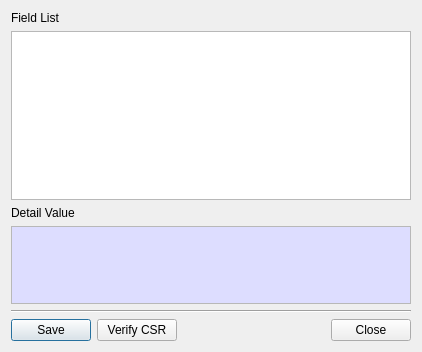
Old version of the form CryptokiMan/csr_info_dlg.ui in the repository jykim74/CryptokiMan.
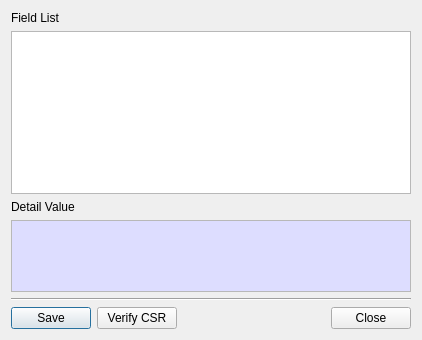
New version of the form.

The edit to the form file:
```diff
--- a/CryptokiMan/csr_info_dlg.ui
+++ b/CryptokiMan/csr_info_dlg.ui
@@ -7,7 +7,7 @@
     <x>0</x>
     <y>0</y>
     <width>418</width>
-    <height>352</height>
+    <height>340</height>
    </rect>
   </property>
   <property name="windowTitle">
@@ -26,7 +26,7 @@
      <property name="minimumSize">
       <size>
        <width>0</width>
-       <height>120</height>
+       <height>160</height>
       </size>
      </property>
      <attribute name="horizontalHeaderHighlightSections">
```
